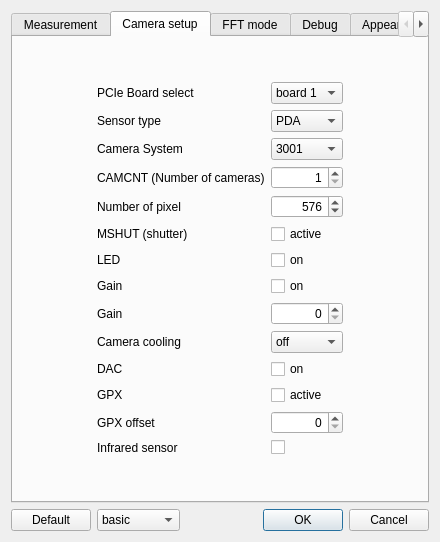
The window that escam/dialogsettings.ui (Entwicklungsburo-Stresing/EBST_CAM) describes before a commit, drawn with Qt 5.
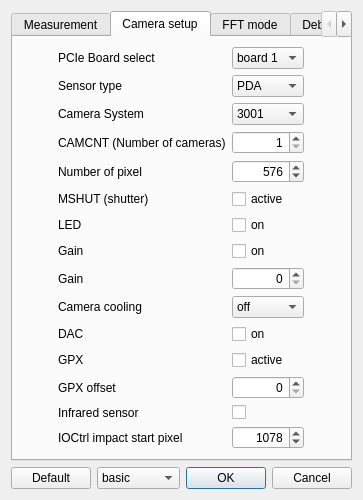
The same window after the commit. The open tabs and pages were chosen to show the change.

Commit message: Add setting IOCtrl_impact_start_pixel

```diff
--- a/escam/dialogsettings.ui
+++ b/escam/dialogsettings.ui
@@ -6,8 +6,8 @@
    <rect>
     <x>0</x>
     <y>0</y>
-    <width>440</width>
-    <height>542</height>
+    <width>336</width>
+    <height>463</height>
    </rect>
   </property>
   <property name="windowTitle">
@@ -399,92 +399,14 @@
       <layout class="QVBoxLayout" name="verticalLayout_4">
        <item>
         <layout class="QGridLayout" name="gridLayoutCamerasetup">
-         <item row="8" column="2">
-          <widget class="QSpinBox" name="spinBoxGain3030">
-           <property name="alignment">
-            <set>Qt::AlignRight|Qt::AlignTrailing|Qt::AlignVCenter</set>
-           </property>
-          </widget>
-         </item>
-         <item row="10" column="1">
-          <widget class="QLabel" name="labelUseDac">
-           <property name="text">
-            <string>DAC</string>
-           </property>
-          </widget>
-         </item>
-         <item row="8" column="1">
-          <widget class="QLabel" name="labelGain3030">
-           <property name="text">
-            <string>Gain</string>
-           </property>
-          </widget>
-         </item>
-         <item row="3" column="1">
-          <widget class="QLabel" name="labelCamcnt">
-           <property name="text">
-            <string>CAMCNT (Number of cameras)</string>
-           </property>
-          </widget>
-         </item>
-         <item row="7" column="2">
-          <widget class="QCheckBox" name="checkBoxGain3010">
-           <property name="text">
-            <string>on</string>
-           </property>
-          </widget>
-         </item>
-         <item row="4" column="2">
-          <widget class="QSpinBox" name="spinBoxPixel">
-           <property name="enabled">
-            <bool>true</bool>
-           </property>
-           <property name="alignment">
-            <set>Qt::AlignRight|Qt::AlignTrailing|Qt::AlignVCenter</set>
-           </property>
-           <property name="minimum">
-            <number>64</number>
-           </property>
-           <property name="maximum">
-            <number>9999</number>
-           </property>
-           <property name="singleStep">
-            <number>64</number>
-           </property>
-           <property name="value">
-            <number>576</number>
-           </property>
-          </widget>
-         </item>
-         <item row="0" column="1">
-          <widget class="QLabel" name="labelBoardSel">
-           <property name="text">
-            <string>PCIe Board select</string>
-           </property>
-          </widget>
-         </item>
-         <item row="6" column="2">
-          <widget class="QCheckBox" name="checkBoxLed">
-           <property name="text">
-            <string>on</string>
-           </property>
-          </widget>
-         </item>
-         <item row="7" column="1">
-          <widget class="QLabel" name="labelGain3010">
-           <property name="text">
-            <string>Gain</string>
-           </property>
-          </widget>
-         </item>
-         <item row="10" column="2">
+         <item row="11" column="2">
           <widget class="QCheckBox" name="checkBoxUseDac">
            <property name="text">
             <string>on</string>
            </property>
           </widget>
          </item>
-         <item row="1" column="2">
+         <item row="2" column="2">
           <widget class="QComboBox" name="comboBoxSensorType">
            <item>
             <property name="text">
@@ -498,28 +420,7 @@
            </item>
           </widget>
          </item>
-         <item row="6" column="1">
-          <widget class="QLabel" name="labelLed">
-           <property name="text">
-            <string>LED</string>
-           </property>
-          </widget>
-         </item>
-         <item row="12" column="1">
-          <widget class="QLabel" name="labelGpxOffset">
-           <property name="text">
-            <string>GPX offset</string>
-           </property>
-          </widget>
-         </item>
-         <item row="2" column="1">
-          <widget class="QLabel" name="labelCameraSystem">
-           <property name="text">
-            <string>Camera System</string>
-           </property>
-          </widget>
-         </item>
-         <item row="0" column="0">
+         <item row="1" column="0">
           <spacer name="horizontalSpacer">
            <property name="orientation">
             <enum>Qt::Horizontal</enum>
@@ -532,35 +433,21 @@
            </property>
           </spacer>
          </item>
+         <item row="8" column="2">
+          <widget class="QCheckBox" name="checkBoxGain3010">
+           <property name="text">
+            <string>on</string>
+           </property>
+          </widget>
+         </item>
          <item row="12" column="2">
-          <widget class="QSpinBox" name="spinBoxGpxOffset">
-           <property name="alignment">
-            <set>Qt::AlignRight|Qt::AlignTrailing|Qt::AlignVCenter</set>
-           </property>
-          </widget>
-         </item>
-         <item row="1" column="1">
-          <widget class="QLabel" name="labelSensorType">
+          <widget class="QCheckBox" name="checkBoxGpx">
            <property name="text">
-            <string>Sensor type</string>
+            <string>active</string>
            </property>
           </widget>
          </item>
-         <item row="5" column="1">
-          <widget class="QLabel" name="labelMshut">
-           <property name="text">
-            <string>MSHUT (shutter)</string>
-           </property>
-          </widget>
-         </item>
-         <item row="4" column="1">
-          <widget class="QLabel" name="labelOutputPixel">
-           <property name="text">
-            <string>Number of pixel</string>
-           </property>
-          </widget>
-         </item>
-         <item row="9" column="2">
+         <item row="10" column="2">
           <widget class="QComboBox" name="comboBoxCamCool">
            <item>
             <property name="text">
@@ -614,7 +501,113 @@
            </item>
           </widget>
          </item>
-         <item row="0" column="3">
+         <item row="11" column="1">
+          <widget class="QLabel" name="labelUseDac">
+           <property name="text">
+            <string>DAC</string>
+           </property>
+          </widget>
+         </item>
+         <item row="6" column="1">
+          <widget class="QLabel" name="labelMshut">
+           <property name="text">
+            <string>MSHUT (shutter)</string>
+           </property>
+          </widget>
+         </item>
+         <item row="5" column="1">
+          <widget class="QLabel" name="labelOutputPixel">
+           <property name="text">
+            <string>Number of pixel</string>
+           </property>
+          </widget>
+         </item>
+         <item row="8" column="1">
+          <widget class="QLabel" name="labelGain3010">
+           <property name="text">
+            <string>Gain</string>
+           </property>
+          </widget>
+         </item>
+         <item row="9" column="2">
+          <widget class="QSpinBox" name="spinBoxGain3030">
+           <property name="alignment">
+            <set>Qt::AlignRight|Qt::AlignTrailing|Qt::AlignVCenter</set>
+           </property>
+          </widget>
+         </item>
+         <item row="13" column="1">
+          <widget class="QLabel" name="labelGpxOffset">
+           <property name="text">
+            <string>GPX offset</string>
+           </property>
+          </widget>
+         </item>
+         <item row="1" column="1">
+          <widget class="QLabel" name="labelBoardSel">
+           <property name="text">
+            <string>PCIe Board select</string>
+           </property>
+          </widget>
+         </item>
+         <item row="15" column="1">
+          <widget class="QLabel" name="labelIOCtrlImpactStartPixel">
+           <property name="text">
+            <string>IOCtrl impact start pixel</string>
+           </property>
+          </widget>
+         </item>
+         <item row="12" column="1">
+          <widget class="QLabel" name="labelGpx">
+           <property name="text">
+            <string>GPX</string>
+           </property>
+          </widget>
+         </item>
+         <item row="2" column="1">
+          <widget class="QLabel" name="labelSensorType">
+           <property name="text">
+            <string>Sensor type</string>
+           </property>
+          </widget>
+         </item>
+         <item row="3" column="1">
+          <widget class="QLabel" name="labelCameraSystem">
+           <property name="text">
+            <string>Camera System</string>
+           </property>
+          </widget>
+         </item>
+         <item row="9" column="1">
+          <widget class="QLabel" name="labelGain3030">
+           <property name="text">
+            <string>Gain</string>
+           </property>
+          </widget>
+         </item>
+         <item row="5" column="2">
+          <widget class="QSpinBox" name="spinBoxPixel">
+           <property name="enabled">
+            <bool>true</bool>
+           </property>
+           <property name="alignment">
+            <set>Qt::AlignRight|Qt::AlignTrailing|Qt::AlignVCenter</set>
+           </property>
+           <property name="minimum">
+            <number>64</number>
+           </property>
+           <property name="maximum">
+            <number>9999</number>
+           </property>
+           <property name="singleStep">
+            <number>64</number>
+           </property>
+           <property name="value">
+            <number>576</number>
+           </property>
+          </widget>
+         </item>
+         <item row="1" column="3">
           <spacer name="horizontalSpacer_2">
            <property name="orientation">
             <enum>Qt::Horizontal</enum>
@@ -627,21 +620,74 @@
            </property>
           </spacer>
          </item>
-         <item row="5" column="2">
+         <item row="7" column="1">
+          <widget class="QLabel" name="labelLed">
+           <property name="text">
+            <string>LED</string>
+           </property>
+          </widget>
+         </item>
+         <item row="14" column="2">
+          <widget class="QCheckBox" name="checkBoxIr">
+           <property name="text">
+            <string/>
+           </property>
+          </widget>
+         </item>
+         <item row="6" column="2">
           <widget class="QCheckBox" name="checkBoxMshut">
            <property name="text">
             <string>active</string>
            </property>
           </widget>
          </item>
-         <item row="11" column="2">
-          <widget class="QCheckBox" name="checkBoxGpx">
+         <item row="4" column="2">
+          <widget class="QSpinBox" name="spinBoxCamcnt">
+           <property name="enabled">
+            <bool>true</bool>
+           </property>
+           <property name="alignment">
+            <set>Qt::AlignRight|Qt::AlignTrailing|Qt::AlignVCenter</set>
+           </property>
+           <property name="minimum">
+            <number>1</number>
+           </property>
+           <property name="maximum">
+            <number>8</number>
+           </property>
+           <property name="value">
+            <number>1</number>
+           </property>
+          </widget>
+         </item>
+         <item row="4" column="1">
+          <widget class="QLabel" name="labelCamcnt">
            <property name="text">
-            <string>active</string>
+            <string>CAMCNT (Number of cameras)</string>
            </property>
           </widget>
          </item>
-         <item row="2" column="2">
+         <item row="16" column="1">
+          <spacer name="verticalSpacer">
+           <property name="orientation">
+            <enum>Qt::Vertical</enum>
+           </property>
+           <property name="sizeHint" stdset="0">
+            <size>
+             <width>20</width>
+             <height>40</height>
+            </size>
+           </property>
+          </spacer>
+         </item>
+         <item row="7" column="2">
+          <widget class="QCheckBox" name="checkBoxLed">
+           <property name="text">
+            <string>on</string>
+           </property>
+          </widget>
+         </item>
+         <item row="3" column="2">
           <widget class="QComboBox" name="comboBoxCameraSystem">
            <property name="enabled">
             <bool>true</bool>
@@ -663,26 +709,7 @@
            </item>
           </widget>
          </item>
-         <item row="3" column="2">
-          <widget class="QSpinBox" name="spinBoxCamcnt">
-           <property name="enabled">
-            <bool>true</bool>
-           </property>
-           <property name="alignment">
-            <set>Qt::AlignRight|Qt::AlignTrailing|Qt::AlignVCenter</set>
-           </property>
-           <property name="minimum">
-            <number>1</number>
-           </property>
-           <property name="maximum">
-            <number>8</number>
-           </property>
-           <property name="value">
-            <number>1</number>
-           </property>
-          </widget>
-         </item>
-         <item row="0" column="2">
+         <item row="1" column="2">
           <widget class="QComboBox" name="comboBoxBoardSel">
            <item>
             <property name="text">
@@ -701,34 +728,53 @@
            </item>
           </widget>
          </item>
-         <item row="9" column="1">
+         <item row="10" column="1">
           <widget class="QLabel" name="labelCamCool">
            <property name="text">
             <string>Camera cooling</string>
            </property>
           </widget>
          </item>
-         <item row="11" column="1">
-          <widget class="QLabel" name="labelGpx">
-           <property name="text">
-            <string>GPX</string>
-           </property>
-          </widget>
-         </item>
-         <item row="13" column="2">
-          <widget class="QCheckBox" name="checkBoxIr">
-           <property name="text">
-            <string/>
-           </property>
-          </widget>
-         </item>
-         <item row="13" column="1">
+         <item row="14" column="1">
           <widget class="QLabel" name="labelIr">
            <property name="text">
             <string>Infrared sensor</string>
            </property>
           </widget>
          </item>
+         <item row="13" column="2">
+          <widget class="QSpinBox" name="spinBoxGpxOffset">
+           <property name="alignment">
+            <set>Qt::AlignRight|Qt::AlignTrailing|Qt::AlignVCenter</set>
+           </property>
+          </widget>
+         </item>
+         <item row="0" column="1">
+          <spacer name="verticalSpacer_2">
+           <property name="orientation">
+            <enum>Qt::Vertical</enum>
+           </property>
+           <property name="sizeHint" stdset="0">
+            <size>
+             <width>20</width>
+             <height>40</height>
+            </size>
+           </property>
+          </spacer>
+         </item>
+         <item row="15" column="2">
+          <widget class="QSpinBox" name="spinBoxIOCtrlImpactStartPixel">
+           <property name="alignment">
+            <set>Qt::AlignRight|Qt::AlignTrailing|Qt::AlignVCenter</set>
+           </property>
+           <property name="maximum">
+            <number>9999999</number>
+           </property>
+           <property name="value">
+            <number>1078</number>
+           </property>
+          </widget>
+         </item>
         </layout>
        </item>
       </layout>
```
Left out of the diff: 1009 changed lines with no effect on the pictures. The commit also changes 9 other files.
